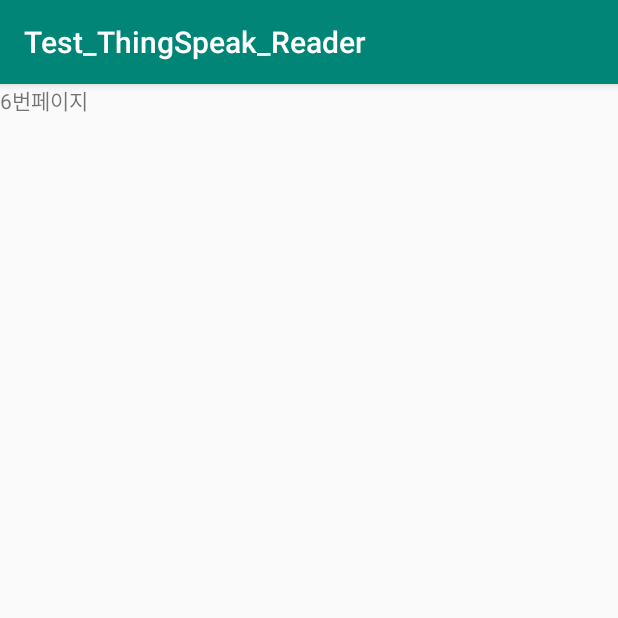
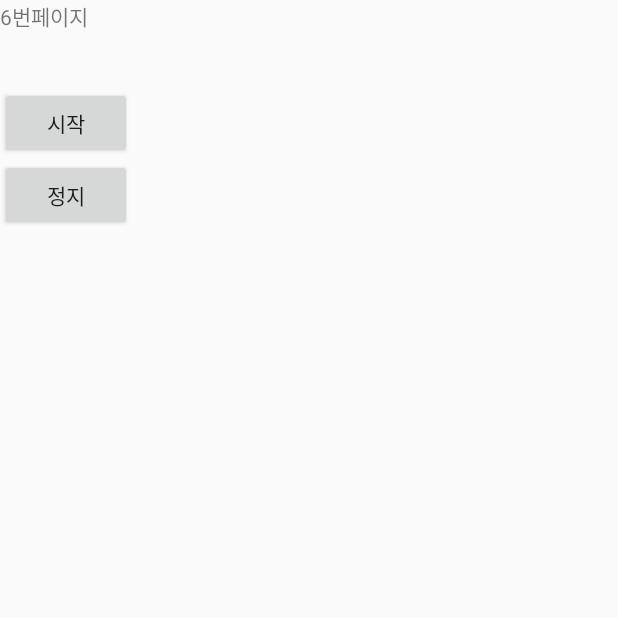
Before and after one commit to cathy192/IOTFire_project, an Android app: the subActivity6 screen opened directly, with no data from a screen before it, on a phone screen of 412 x 824 dp, the top half of it. Run offline under Robolectric (Android 15) with nearby library versions, the phone set to English and light mode, and no system bars; network calls fail.

Commit message:
make background function

```diff
--- a/app/src/main/java/com/example/myapplication/MainActivity.java
+++ b/app/src/main/java/com/example/myapplication/MainActivity.java
@@ -61,12 +61,11 @@
     String state="기본";
 
     int fireRisk=0;
-
+    Intent passedIntent = getIntent();
     @Override
     protected void onCreate(Bundle savedInstanceState) {
         super.onCreate(savedInstanceState);
         setContentView(R.layout.activity_main);
-
         this.InitializeView();
         this.SetListener();
 
@@ -74,8 +73,9 @@
         Timer timer=new Timer();
         //5초에 한번씩 타이머가 울리도록 설정 ( 5초에 한번씩 서버에서 센서 정보를 받아옴 )
         timer.schedule(timerTask,0,5000);
+
+
     }
-
     void createTimer(){
         //타이머 객체 생성
         timerTask=new TimerTask() {
--- a/app/src/main/java/com/example/myapplication/subActivity6.java
+++ b/app/src/main/java/com/example/myapplication/subActivity6.java
@@ -1,14 +1,41 @@
 package com.example.myapplication;
 
+import android.content.Intent;
 import android.os.Bundle;
 
+import android.support.v4.content.ContextCompat;
 import android.support.v7.app.AppCompatActivity;
+import android.view.View;
+import android.widget.Button;
 
 public class subActivity6 extends AppCompatActivity {
-
+    Button stop,start;
     @Override
     protected void onCreate(Bundle savedInstanceState) {
         super.onCreate(savedInstanceState);
         setContentView(R.layout.activity_sub6);
+        start=(Button)findViewById(R.id.startButton);
+        stop=(Button)findViewById(R.id.stopButton);
+        start.setOnClickListener(new View.OnClickListener() {
+            @Override
+            public void onClick(View v) {
+                startService();
+            }
+        });
+        stop.setOnClickListener(new View.OnClickListener() {
+            @Override
+            public void onClick(View v) {
+                stopService();
+            }
+        });
+    }
+    public void startService() {
+        Intent serviceIntent = new Intent(this, MyService.class);
+        serviceIntent.putExtra("inputExtra", "Foreground Service Example in Android");
+        ContextCompat.startForegroundService(this, serviceIntent);
+    }
+    public void stopService() {
+        Intent serviceIntent = new Intent(this, MyService.class);
+        stopService(serviceIntent);
     }
 }
--- a/app/src/main/res/layout/activity_sub6.xml
+++ b/app/src/main/res/layout/activity_sub6.xml
@@ -12,5 +12,15 @@
         android:layout_height="58dp"
         android:text="6번페이지"/>
 
+    <Button
+        android:layout_width="wrap_content"
+        android:layout_height="wrap_content"
+        android:id="@+id/startButton"
+        android:text="시작"/>
+    <Button
+        android:layout_width="wrap_content"
+        android:layout_height="wrap_content"
+        android:id="@+id/stopButton"
+        android:text="정지"/>
 
 </LinearLayout>
--- a/app/src/main/res/values/styles.xml
+++ b/app/src/main/res/values/styles.xml
@@ -6,6 +6,9 @@
         <item name="colorPrimary">@color/colorPrimary</item>
         <item name="colorPrimaryDark">@color/colorPrimaryDark</item>
         <item name="colorAccent">@color/colorAccent</item>
+        <item name="windowActionBar">false</item>
+        <item name="windowNoTitle">true</item>
+
     </style>
 
 </resources>
```
Also changed, not shown: app/src/main/AndroidManifest.xml (+19 -19 lines), app/src/main/java/com/example/myapplication/quiz_5.java (+21 -3 lines), app/src/main/java/com/example/myapplication/subActivity3.java (+9 -7 lines), app/src/main/java/com/example/myapplication/subActivity5.java (+9 -2 lines).
